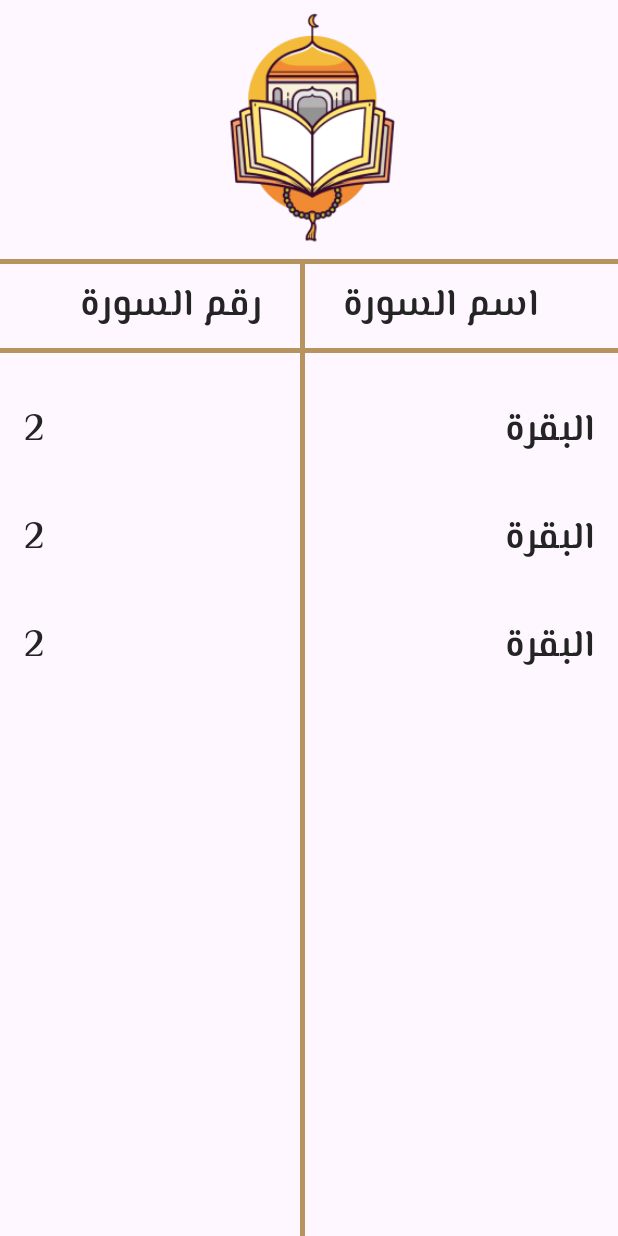
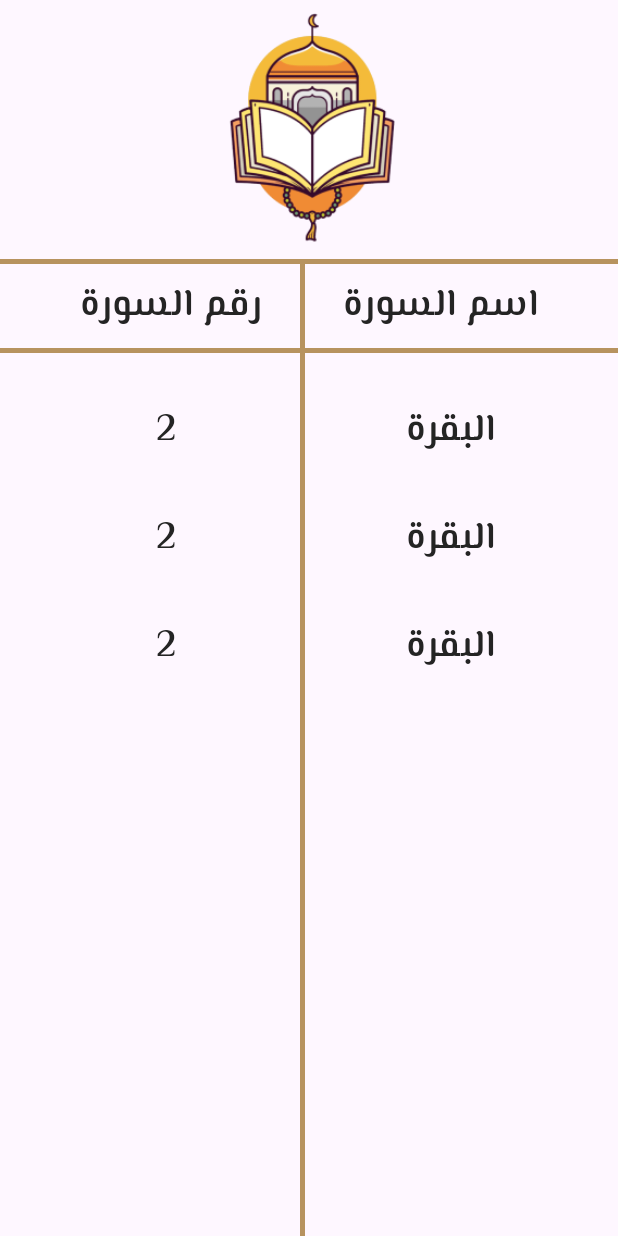
Before and after one commit to Hesham20598/Islami-Application, an Android app: the layout fragment_quran.xml on its own in the app's theme, with its tools: preview values and no code run, on a phone screen of 412 x 824 dp. Run offline under Robolectric (Android 15) with nearby library versions, the phone set to English and light mode, and no system bars.

Commit message:
finished quran fragment and modified code in splash screen .

```diff
--- a/app/src/main/java/com/example/islamiapplication/adapters/SuraNameAdapter.kt
+++ b/app/src/main/java/com/example/islamiapplication/adapters/SuraNameAdapter.kt
@@ -7,7 +7,8 @@ import androidx.recyclerview.widget.RecyclerView.ViewHolder
 import com.example.islamiapplication.databinding.ItemSuraNameBinding
 import com.example.islamiapplication.model.SuraNameIndex
 
-class SuraNameAdapter(val suraItems: List<SuraNameIndex>?) : Adapter<SuraNameAdapter.SuraNameIndexViewHolder>() {
+class SuraNameAdapter(val suraItems: List<SuraNameIndex>?) :
+    Adapter<SuraNameAdapter.SuraNameIndexViewHolder>() {
     class SuraNameIndexViewHolder(val suraNameBinding: ItemSuraNameBinding) :
         ViewHolder(suraNameBinding.root) {
         fun bind(item: SuraNameIndex) {
@@ -17,7 +18,8 @@ class SuraNameAdapter(val suraItems: List<SuraNameIndex>?) : Adapter<SuraNameAda
     }
 
     override fun onCreateViewHolder(parent: ViewGroup, viewType: Int): SuraNameIndexViewHolder {
-        val binding = ItemSuraNameBinding.inflate(LayoutInflater.from(parent.context))
+        val binding =
+            ItemSuraNameBinding.inflate(LayoutInflater.from(parent.context), parent, false)
         return SuraNameIndexViewHolder(binding)
     }
 
@@ -26,7 +28,7 @@ class SuraNameAdapter(val suraItems: List<SuraNameIndex>?) : Adapter<SuraNameAda
     }
 
     override fun onBindViewHolder(holder: SuraNameIndexViewHolder, position: Int) {
-        val item = suraItems?.get(position)?:return
+        val item = suraItems?.get(position) ?: return
         holder.bind(item)
     }
 }
--- a/app/src/main/java/com/example/islamiapplication/ui/SplashScreenActivity.kt
+++ b/app/src/main/java/com/example/islamiapplication/ui/SplashScreenActivity.kt
@@ -1,15 +1,15 @@
 package com.example.islamiapplication.ui
 
 import android.content.Intent
-import androidx.appcompat.app.AppCompatActivity
 import android.os.Bundle
 import android.os.Handler
 import android.view.WindowManager
+import androidx.appcompat.app.AppCompatActivity
 import com.example.islamiapplication.R
 
 class SplashScreenActivity : AppCompatActivity() {
     override fun onCreate(savedInstanceState: Bundle?) {
-        val DELAY_TIMER:Long = 2000
+        val DELAY_TIMER: Long = 2000
         super.onCreate(savedInstanceState)
         setContentView(R.layout.activity_splash_screen)
         window.setFlags(
@@ -17,7 +17,8 @@ class SplashScreenActivity : AppCompatActivity() {
             WindowManager.LayoutParams.FLAG_FULLSCREEN
         )
         Handler(mainLooper).postDelayed({
-            startActivity(Intent(this,MainActivity::class.java))
-        },DELAY_TIMER)
+            startActivity(Intent(this, MainActivity::class.java))
+            finish()
+        }, DELAY_TIMER)
     }
 }
--- a/app/src/main/res/layout/item_sura_name.xml
+++ b/app/src/main/res/layout/item_sura_name.xml
@@ -5,47 +5,32 @@
     android:layout_width="match_parent"
     android:layout_height="wrap_content"
     android:padding="16dp">
-
-    <LinearLayout
-        android:layout_width="match_parent"
-        android:layout_height="wrap_content"
-        app:layout_constraintBottom_toBottomOf="parent"
-        app:layout_constraintLeft_toLeftOf="parent"
-        app:layout_constraintRight_toRightOf="parent"
-        app:layout_constraintTop_toTopOf="parent">
-
     <TextView
         android:id="@+id/tv_suraIndex_item"
         android:layout_width="0dp"
         android:layout_height="wrap_content"
-            android:layout_weight="1"
         android:fontFamily="@font/elmessiri"
         android:textColor="@color/text_black_color"
         android:textSize="25sp"
+        android:textAlignment="center"
+        app:layout_constraintBottom_toBottomOf="parent"
+        app:layout_constraintRight_toLeftOf="@+id/tv_suraName_item"
+        app:layout_constraintLeft_toLeftOf="parent"
+        app:layout_constraintTop_toTopOf="parent"
         tools:text="2" />
-        <!--        app:layout_constraintBottom_toBottomOf="parent"-->
-        <!--        app:layout_constraintRight_toLeftOf="@id/tv_suraName_item"-->
-        <!--        app:layout_constraintLeft_toLeftOf="parent"-->
-        <!--        app:layout_constraintTop_toTopOf="parent"-->
-        <!--         />-->
 
     <TextView
         android:id="@+id/tv_suraName_item"
         android:layout_width="0dp"
+        android:textAlignment="center"
         android:layout_height="wrap_content"
-            android:layout_weight="1"
         android:fontFamily="@font/elmessiri"
         android:textColor="@color/text_black_color"
         android:textSize="25sp"
+        app:layout_constraintBottom_toBottomOf="parent"
+        app:layout_constraintRight_toRightOf="parent"
+        app:layout_constraintLeft_toRightOf="@+id/tv_suraIndex_item"
+        app:layout_constraintTop_toTopOf="parent"
         tools:text="البقرة" />
-        <!--        app:layout_constraintBottom_toBottomOf="parent"-->
-        <!--        app:layout_constraintRight_toRightOf="parent"-->
-        <!--        app:layout_constraintLeft_toRightOf="@id/tv_suraIndex_item"-->
-        <!--        app:layout_constraintTop_toTopOf="parent"-->
-        <!--         />-->
-
-
-    </LinearLayout>
-
 
 </androidx.constraintlayout.widget.ConstraintLayout>
```
Lines whose indentation alone changed are shown as unchanged.
